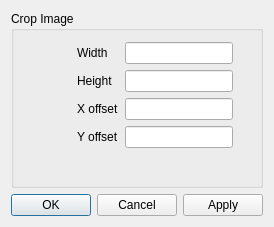
Before: the Qt Designer form src/gui/crop_dialog.ui in CervecerosCodigo/CCIMP, drawn with Qt 5.
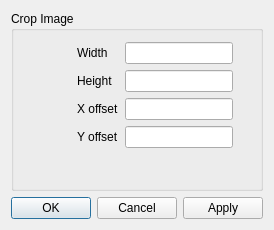
After: the same form once the commit is applied.

The edit to the form file:
```diff
--- a/src/gui/crop_dialog.ui
+++ b/src/gui/crop_dialog.ui
@@ -7,7 +7,7 @@
     <x>0</x>
     <y>0</y>
     <width>259</width>
-    <height>227</height>
+    <height>230</height>
    </rect>
   </property>
   <property name="windowTitle">
@@ -21,7 +21,7 @@
        <property name="title">
         <string>Crop Image</string>
        </property>
-       <widget class="QWidget" name="">
+       <widget class="QWidget" name="layoutWidget">
         <property name="geometry">
          <rect>
           <x>7</x>
```
Left out of the diff: 16 changed lines with no effect on the pictures.
